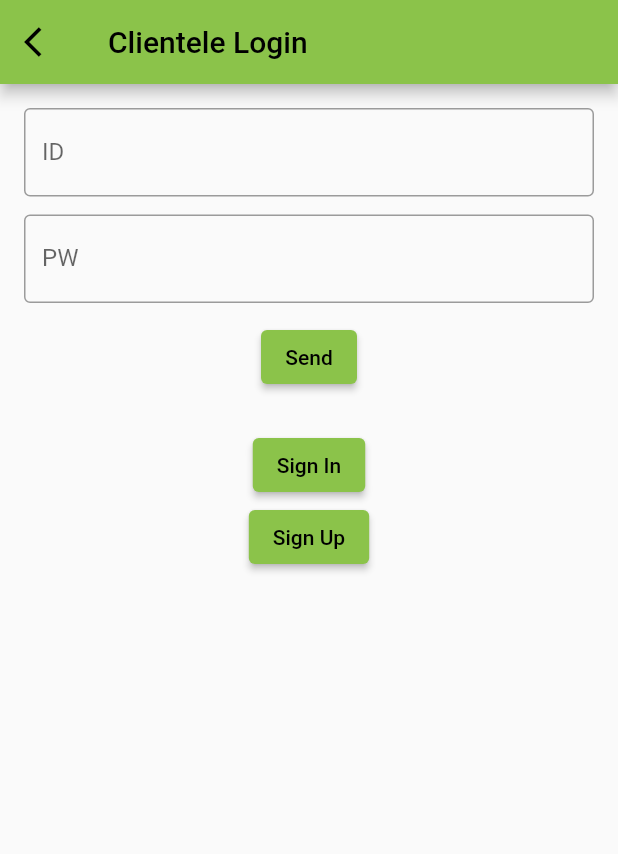
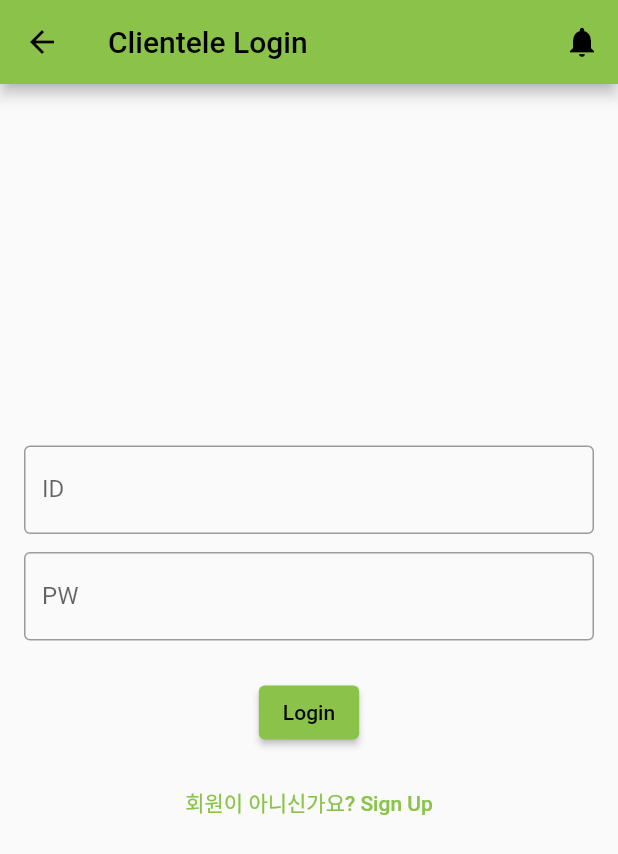
Before and after one commit to newbii22/front, a Flutter app: the screen it shows after launch, after a tap on "Clientele", on a phone screen of 412 x 824 dp. Shown: the top 854 px of the screen. Run offline on Flutter 3.47's test engine with Material 3 defaults, Android fonts, the phone set to English and light mode, and no system bars; our stand-ins replace flutter_dotenv, geolocator, google_maps_flutter, location; missing offline and left inert: kakao_flutter_sdk_user, kpostal; network calls fail.

Commit message:
Login Update

```diff
--- a/hackathon_prepare/lib/clientele/clientele_login.dart
+++ b/hackathon_prepare/lib/clientele/clientele_login.dart
@@ -1,17 +1,31 @@
 import 'package:flutter/material.dart';
-import 'package:hackathon_prepare/clientele/clientele_main.dart';
-import 'package:hackathon_prepare/clientele/clientele_sign_up.dart';
-import 'package:hackathon_prepare/kakao_login.dart';
-import 'package:hackathon_prepare/kakao_view_model.dart';
+import 'package:hackathon_prepare/clientele/clientele_main.dart'; // Clientele() 화면 import
+import 'package:hackathon_prepare/clientele/clientele_sign_up.dart'; // ClienteleSignUp() 화면 import
+// import 'package:hackathon_prepare/kakao_login.dart'; // 필요시 주석 해제
+// import 'package:hackathon_prepare/kakao_view_model.dart'; // 필요시 주석 해제
 import 'package:http/http.dart' as http;
 import 'dart:convert';
-import 'package:hackathon_prepare/config/api_config.dart';
+import 'package:hackathon_prepare/config/api_config.dart'; // ApiConfig.baseUrl 사용
 import 'package:flutter_dotenv/flutter_dotenv.dart';
 
 Future<void> main() async {
-  // .env 파일 로드
+  WidgetsFlutterBinding.ensureInitialized();
   await dotenv.load(fileName: ".env");
-  runApp(ClienteleLogin());
+  runApp(MyApp());
+}
+
+class MyApp extends StatelessWidget {
+  @override
+  Widget build(BuildContext context) {
+    return MaterialApp(
+      title: 'Clientele App', // 앱 타이틀 변경
+      home: ClienteleLogin(),
+      routes: {
+        '/signup': (context) => ClienteleSignUp(),
+        '/main': (context) => Clientele(),
+      },
+    );
+  }
 }
 
 class ClienteleLogin extends StatefulWidget {
@@ -22,51 +36,89 @@
 }
 
 class _ClienteleLoginState extends State<ClienteleLogin> {
-  String? responseF = '';
+  String? apiResponse = '';
   bool _isLoading = false;
 
-  Future<void> pingServer() async {
+  TextEditingController idController = TextEditingController();
+  TextEditingController pwController = TextEditingController();
+
+  Future<void> attemptLogin() async {
+    if (_isLoading) return;
+
     if (!mounted) return;
     setState(() {
       _isLoading = true;
-      responseF = '서버 응답 기다리는 중...';
+      apiResponse = '로그인 시도 중...';
     });
 
-    String localResponseF = '';
+    final String id = idController.text;
+    final String password = pwController.text;
+
+    if (id.isEmpty) {
+      if (!mounted) return;
+      setState(() {
+        apiResponse = 'ID를 입력해주세요.';
+        _isLoading = false;
+      });
+      ScaffoldMessenger.of(
+        context,
+      ).showSnackBar(SnackBar(content: Text(apiResponse!)));
+      return;
+    }
+
+    String serverResponseStatus = '';
     try {
-      final IDprompt = Uri.encodeComponent(idPrompt);
+      final encodedId = Uri.encodeComponent(id);
       final response = await http.get(
-        Uri.parse('${ApiConfig.baseUrl}/api/check-safe?memberId=${IDprompt}'),
+        Uri.parse('${ApiConfig.baseUrl}/api/check-safe?memberId=$encodedId'),
       );
 
       if (!mounted) return;
 
       if (response.statusCode == 200) {
         final data = jsonDecode(response.body);
-        print(data); // 예: { message: "pong" }
+        print("API Response Data: $data");
         String? message = data['message'] as String?;
-        if (message != null) {
-          localResponseF = message;
+        if (message == 'success') {
+          serverResponseStatus = 'success';
         } else {
-          localResponseF = 'Response did not contain a message';
+          serverResponseStatus = message ?? '로그인 실패: 서버 응답 메시지 없음';
         }
       } else {
         print('Request failed with status: ${response.statusCode}.');
-        localResponseF = 'Request failed: ${response.statusCode}';
+        serverResponseStatus = '로그인 실패: 서버 오류 ${response.statusCode}';
       }
     } catch (e) {
       print('Error during API call: $e');
-      localResponseF = 'Error during API call';
+      serverResponseStatus = '로그인 중 오류 발생: $e';
     }
 
     if (!mounted) return;
 
     setState(() {
-      responseF = localResponseF;
-      _isLoading = false; // 로딩 종료
+      apiResponse = serverResponseStatus;
+      _isLoading = false;
     });
 
-    if (responseF == 'success') {
+    if (serverResponseStatus == 'success') {
+      Navigator.of(context).pushReplacementNamed('/main');
+    } else {
+      ScaffoldMessenger.of(
+        context,
+      ).showSnackBar(SnackBar(content: Text(apiResponse ?? "알 수 없는 오류")));
+    }
+  }
+  // final viewModel = KakaoLoginViewModel(KakaoLogin());
+  // Future<void> signInWithKakao() async { ... }
+
+  @override
+  Widget build(BuildContext context) {
+    return Scaffold(
+      appBar: AppBar(
+        title: const Text('Clientele Login'),
+        actions: [
+          IconButton(
+            onPressed: () {
               Navigator.of(context).push(
                 MaterialPageRoute(
                   builder: (BuildContext context) {
@@ -74,47 +126,17 @@
                   },
                 ),
               );
-    } else {
-      ScaffoldMessenger.of(
-        context,
-      ).showSnackBar(SnackBar(content: Text('Login failed: $responseF')));
-    }
-  }
-
-  final viewModel = KakaoLoginViewModel(KakaoLogin());
-
-  TextEditingController idController = TextEditingController();
-  TextEditingController pwController = TextEditingController();
-
-  String idPrompt = '';
-  String pwPrompt = '';
-
-  Future<void> sendPrompt() async {
-    setState(() {
-      idPrompt = idController.text;
-      pwPrompt = pwController.text;
-    });
-    await pingServer();
-  }
-
-  @override
-  Widget build(BuildContext context) {
-    return Scaffold(
-      appBar: AppBar(
-        title: const Text('Clientele Login'),
-        automaticallyImplyLeading: false,
-        leading: IconButton(
-          onPressed: () {
-            Navigator.of(context).pop();
             },
-          icon: const Icon(Icons.arrow_back_ios),
+            icon: Icon(Icons.notifications),
           ),
+        ],
       ),
       body: Center(
         child: Padding(
           padding: const EdgeInsets.all(16.0),
+          child: SingleChildScrollView(
             child: Column(
-            //mainAxisAlignment: MainAxisAlignment.spaceEvenly,
+              mainAxisAlignment: MainAxisAlignment.center,
               children: [
                 TextField(
                   controller: idController,
@@ -126,27 +148,25 @@
                 SizedBox(height: 12),
                 TextField(
                   controller: pwController,
+                  obscureText: true,
                   decoration: InputDecoration(
                     labelText: 'PW',
                     border: OutlineInputBorder(),
                   ),
                 ),
-              SizedBox(height: 12),
-              ElevatedButton(onPressed: sendPrompt, child: Text('Send')),
                 SizedBox(height: 24),
                 ElevatedButton(
-                onPressed: () {
-                  Navigator.of(context).push(
-                    MaterialPageRoute(
-                      builder: (BuildContext context) {
-                        return Clientele();
-                      },
+                  onPressed: _isLoading ? null : attemptLogin,
+                  child:
+                      _isLoading
+                          ? CircularProgressIndicator(
+                            color: Colors.white,
+                            strokeWidth: 2.0,
+                          )
+                          : Text('Login'),
                 ),
-                  );
-                },
-                child: Text('Sign In'),
-              ),
-              ElevatedButton(
+                SizedBox(height: 12),
+                TextButton(
                   onPressed: () {
                     Navigator.of(context).push(
                       MaterialPageRoute(
@@ -156,64 +176,41 @@
                       ),
                     );
                   },
-                child: Text('Sign Up'),
+                  child: Text('회원이 아니신가요? Sign Up'),
                 ),
-
-              Expanded(
-                child: Column(
-                  children: [
-                    Text(idPrompt, style: TextStyle(fontSize: 16)),
-                    Text(pwPrompt, style: TextStyle(fontSize: 16)),
-                    Text(responseF!, style: TextStyle(fontSize: 16)),
-                  ],
+                SizedBox(height: 24),
+                /*
+                ElevatedButton(
+                  onPressed: () {
+                    // signInWithKakao();
+                  },
+                  style: ElevatedButton.styleFrom(backgroundColor: Colors.yellow),
+                  child: Text('카카오 로그인'),
                 ),
+                */
+                if (apiResponse != null &&
+                    apiResponse!.isNotEmpty &&
+                    !_isLoading)
+                  Padding(
+                    padding: const EdgeInsets.only(top: 20.0),
+                    child: Text(
+                      apiResponse!,
+                      style: TextStyle(
+                        fontSize: 16,
+                        color:
+                            apiResponse == 'success' ||
+                                    (apiResponse != null &&
+                                        apiResponse!.toLowerCase().contains(
+                                          '성공',
+                                        ))
+                                ? Colors.green
+                                : Colors.red,
                       ),
-              /*
-              Expanded(
-                child: ListView(
-                  children: [
-                    if (viewModel
-                            .user
-                            ?.kakaoAccount
-                            ?.profile
-                            ?.profileImageUrl !=
-                        null)
-                      CircleAvatar(
-                        radius: 100,
-                        backgroundImage: NetworkImage(
-                          viewModel
-                                  .user
-                                  ?.kakaoAccount
-                                  ?.profile
-                                  ?.profileImageUrl ??
-                              '',
-                        ),
-                      ),
-                    Center(
-                      child: Text(
-                        viewModel.user?.kakaoAccount?.profile?.nickname ?? '',
-                        style: const TextStyle(fontSize: 36.0),
-                      ),
-                    ),
-                    ElevatedButton(
-                      onPressed: () async {
-                        if (viewModel.user == null) {
-                          await viewModel.login();
-                        } else {
-                          await viewModel.logout();
-                        }
-                        setState(() {
-                          // 로그인 / 로그아웃 후에 화면 갱신
-                        });
-                      },
-                      child: Text(
-                        viewModel.user == null ? '카카오 로그인' : '카카오 로그아웃',
+                      textAlign: TextAlign.center,
                     ),
                   ),
               ],
             ),
-              ),*/
-            ],
           ),
         ),
       ),
--- a/hackathon_prepare/lib/guardian/guardian_sign_up.dart
+++ b/hackathon_prepare/lib/guardian/guardian_sign_up.dart
@@ -38,7 +38,7 @@
       final response = await http.get(
         Uri.parse(
           '${ApiConfig.baseUrl}/api/check-safe?memberId=${IDprompt}&latitude=${LATprompt}&longtitude=${LONGprompt}',
-        ), // 설정 파일의 baseUrl 사용
+        ),
       );
 
       if (!mounted) return;
```
Also changed, not shown: hackathon_prepare/lib/guardian/guardian_login.dart (+17 -1 lines). Lines whose indentation alone changed are shown as unchanged.
